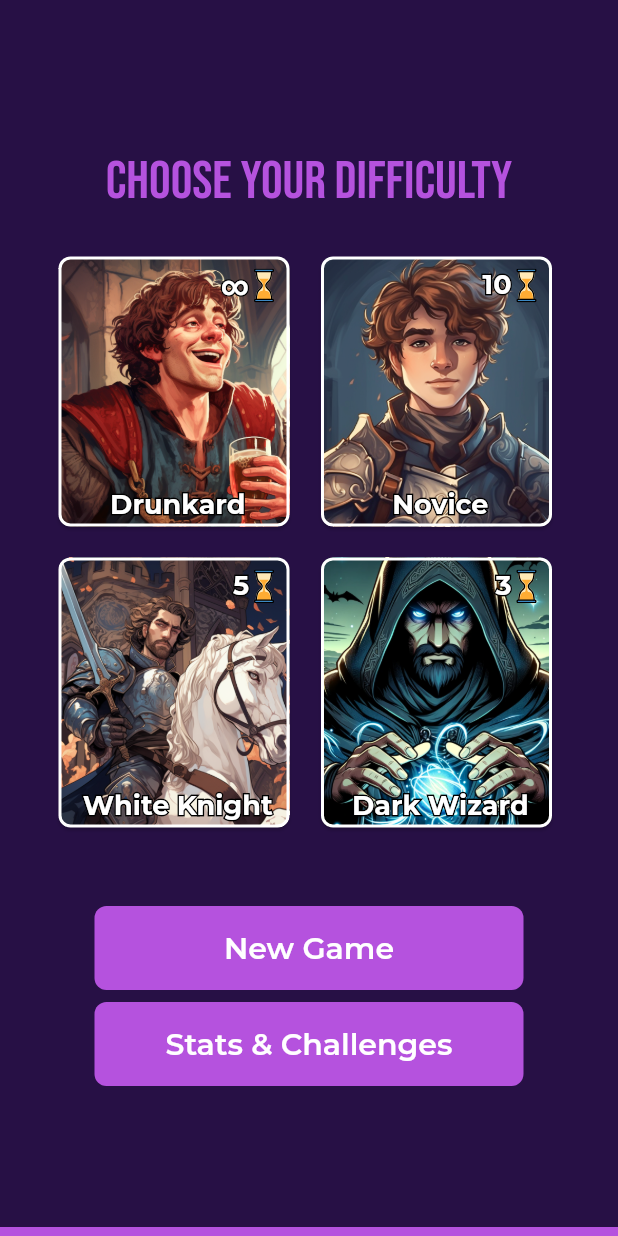
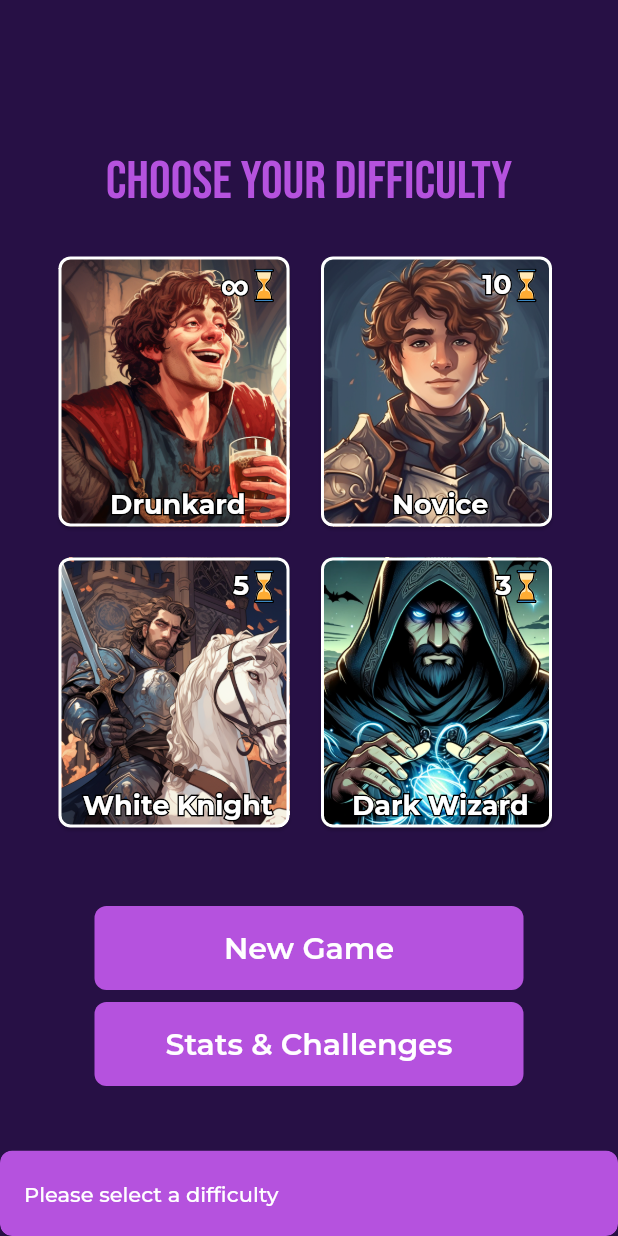
Before and after one commit to danielmrrk/CS-50-Final-Project-Tick-Tack, a Flutter app: the screen it shows after launch, after a tap on "New Game", on a phone screen of 412 x 824 dp. Run offline on Flutter 3.47's test engine with Material 2 defaults, Android fonts, the phone set to English and light mode, and no system bars; our stand-ins replace flutter_riverpod, flutter_svg, get, google_fonts.

```diff
--- a/lib/general/util/snackbar.dart
+++ b/lib/general/util/snackbar.dart
@@ -1,9 +1,18 @@
 import 'package:flutter/material.dart';
+import 'package:get/get.dart';
+import 'package:tic_tac/general/theme/color_theme.dart';
+import 'package:tic_tac/general/theme/text_theme.dart';
 
-void showSnackbar(BuildContext context, String message, int seconds) {
-  ScaffoldMessenger.of(context).clearSnackBars();
-  ScaffoldMessenger.of(context).showSnackBar(SnackBar(
-    content: Text(message),
-    duration: Duration(milliseconds: seconds),
-  ));
+void showSimpleGetSnackbar(String message, int seconds) {
+  Get.closeCurrentSnackbar();
+  Get.rawSnackbar(
+    messageText: Text(
+      message,
+      style: TTTextTheme.bodyMedium,
+    ),
+    backgroundColor: TTColorTheme.onBackground,
+    borderRadius: 8,
+    padding: const EdgeInsets.symmetric(horizontal: 16.0, vertical: 20.0),
+    duration: Duration(seconds: seconds),
+  );
 }
--- a/lib/main.dart
+++ b/lib/main.dart
@@ -1,11 +1,15 @@
 import 'package:flutter/material.dart';
+import 'package:flutter_riverpod/flutter_riverpod.dart';
 import 'package:get/get.dart';
 import 'package:tic_tac/general/theme/color_theme.dart';
 import 'package:tic_tac/general/theme/text_theme.dart';
 import 'package:tic_tac/main_sceen/main_screen.dart';
+import 'package:tic_tac/service/tic_tac_toe_model_service.dart';
 
 void main() {
-  runApp(const TicTacApp());
+  WidgetsFlutterBinding.ensureInitialized();
+  TicTacToeModelService.loadQValues();
+  runApp(const ProviderScope(child: TicTacApp()));
 }
 
 class TicTacApp extends StatelessWidget {
--- a/lib/main_sceen/main_screen.dart
+++ b/lib/main_sceen/main_screen.dart
@@ -95,10 +95,10 @@ class _MainScreenState extends State<MainScreen> with WidgetsBindingObserver {
                   const TTButton(title: "New Game").fullWidthButton(
                     () {
                       if (_selectedDifficulty == null) {
-                        showSnackbar(context, "Please select a difficulty", 600);
+                        showSimpleGetSnackbar("Please select a difficulty", 3);
                         return;
                       }
-                      navigateTo(GameScreen(difficultyDisplay: _selectedDifficulty!), context);
+                      navigateGetTo(GameScreen(difficultyDisplay: _selectedDifficulty!));
                     },
                   ),
                   const SizedBox(height: 8),
--- /dev/null
+++ b/lib/service/tic_tac_toe_model_service.dart
@@ -0,0 +1,10 @@
+import 'dart:convert';
+
+import 'package:flutter/services.dart';
+
+class TicTacToeModelService {
+  static late final Map<String, dynamic>? qValuesMap;
+  static Future<void> loadQValues() async {
+    qValuesMap = json.decode(await rootBundle.loadString("assets/q_values.json"));
+  }
+}
--- a/pubspec.yaml
+++ b/pubspec.yaml
@@ -40,6 +40,7 @@ dependencies:
   flutter_svg: ^2.0.8
   get: ^4.6.6
   async: ^2.11.0
+  flutter_riverpod: ^2.4.5
 
 dev_dependencies:
   flutter_test:
```
Also changed, not shown: lib/game/game_field.dart (+8 -105 lines), lib/game/game_provider.dart (added, +110 -0 lines), lib/game/game_screen.dart (+10 -26 lines), lib/general/util/dialog.dart (+42 -1 lines), lib/general/util/navigation.dart (+3 -5 lines), pubspec.lock.
